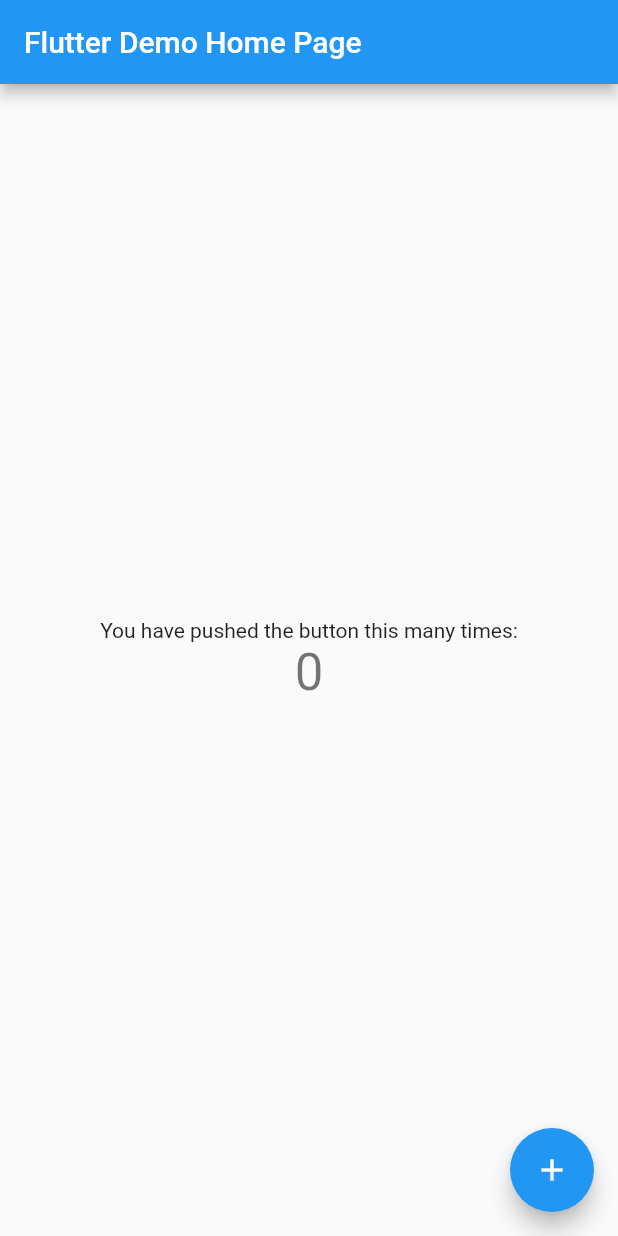
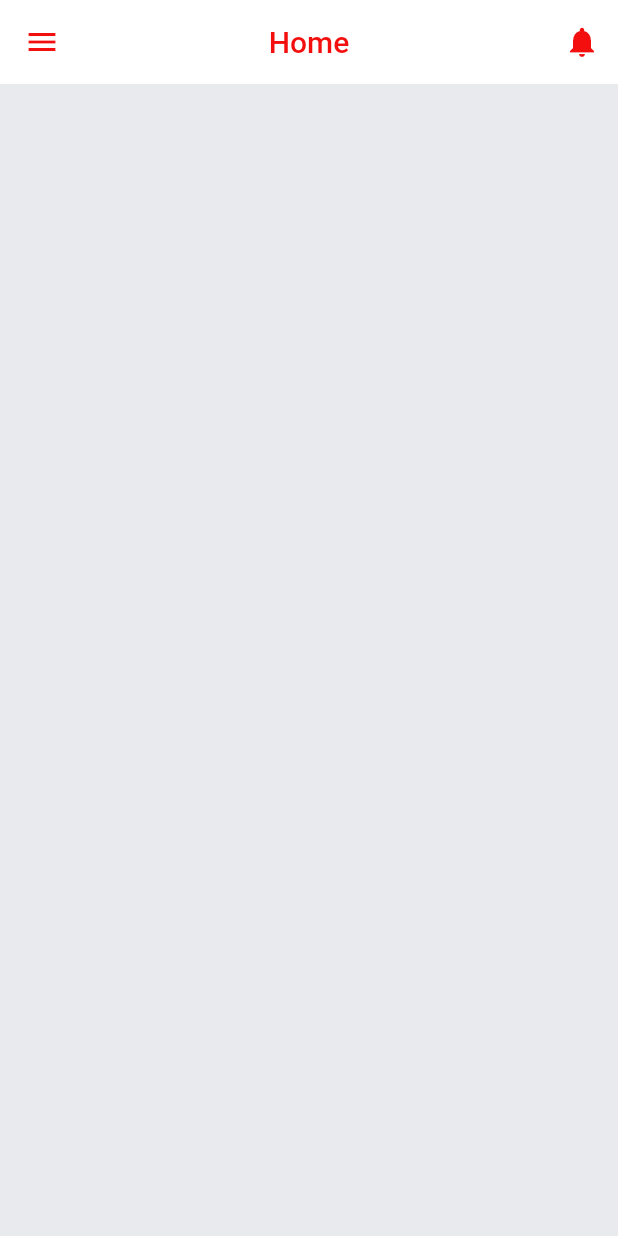
Before and after one commit to madimakym/flutter-catalogue, a Flutter app: the screen it shows after launch, on a phone screen of 412 x 824 dp. Run offline on Flutter 3.47's test engine with Material 2 defaults, Android fonts, the phone set to English and light mode, and no system bars; Roboto replaces fonts that are missing (Schyler).

Commit message:
drawer navigation

```diff
--- a/lib/main.dart
+++ b/lib/main.dart
@@ -1,113 +1,15 @@
 import 'package:flutter/material.dart';
+import 'package:flutter_catalogue/page/drawerPage.dart';
 
 void main() {
   runApp(MyApp());
 }
 
 class MyApp extends StatelessWidget {
-  // This widget is the root of your application.
   @override
   Widget build(BuildContext context) {
     return MaterialApp(
-      title: 'Flutter Demo',
-      theme: ThemeData(
-        // This is the theme of your application.
-        //
-        // Try running your application with "flutter run". You'll see the
-        // application has a blue toolbar. Then, without quitting the app, try
-        // changing the primarySwatch below to Colors.green and then invoke
-        // "hot reload" (press "r" in the console where you ran "flutter run",
-        // or simply save your changes to "hot reload" in a Flutter IDE).
-        // Notice that the counter didn't reset back to zero; the application
-        // is not restarted.
-        primarySwatch: Colors.blue,
-      ),
-      home: MyHomePage(title: 'Flutter Demo Home Page'),
+      home: DrawerPage(),
     );
   }
 }
-
-class MyHomePage extends StatefulWidget {
-  MyHomePage({Key key, this.title}) : super(key: key);
-
-  // This widget is the home page of your application. It is stateful, meaning
-  // that it has a State object (defined below) that contains fields that affect
-  // how it looks.
-
-  // This class is the configuration for the state. It holds the values (in this
-  // case the title) provided by the parent (in this case the App widget) and
-  // used by the build method of the State. Fields in a Widget subclass are
-  // always marked "final".
-
-  final String title;
-
-  @override
-  _MyHomePageState createState() => _MyHomePageState();
-}
-
-class _MyHomePageState extends State<MyHomePage> {
-  int _counter = 0;
-
-  void _incrementCounter() {
-    setState(() {
-      // This call to setState tells the Flutter framework that something has
-      // changed in this State, which causes it to rerun the build method below
-      // so that the display can reflect the updated values. If we changed
-      // _counter without calling setState(), then the build method would not be
-      // called again, and so nothing would appear to happen.
-      _counter++;
-    });
-  }
-
-  @override
-  Widget build(BuildContext context) {
-    // This method is rerun every time setState is called, for instance as done
-    // by the _incrementCounter method above.
-    //
-    // The Flutter framework has been optimized to make rerunning build methods
-    // fast, so that you can just rebuild anything that needs updating rather
-    // than having to individually change instances of widgets.
-    return Scaffold(
-      appBar: AppBar(
-        // Here we take the value from the MyHomePage object that was created by
-        // the App.build method, and use it to set our appbar title.
-        title: Text(widget.title),
-      ),
-      body: Center(
-        // Center is a layout widget. It takes a single child and positions it
-        // in the middle of the parent.
-        child: Column(
-          // Column is also a layout widget. It takes a list of children and
-          // arranges them vertically. By default, it sizes itself to fit its
-          // children horizontally, and tries to be as tall as its parent.
-          //
-          // Invoke "debug painting" (press "p" in the console, choose the
-          // "Toggle Debug Paint" action from the Flutter Inspector in Android
-          // Studio, or the "Toggle Debug Paint" command in Visual Studio Code)
-          // to see the wireframe for each widget.
-          //
-          // Column has various properties to control how it sizes itself and
-          // how it positions its children. Here we use mainAxisAlignment to
-          // center the children vertically; the main axis here is the vertical
-          // axis because Columns are vertical (the cross axis would be
-          // horizontal).
-          mainAxisAlignment: MainAxisAlignment.center,
-          children: <Widget>[
-            Text(
-              'You have pushed the button this many times:',
-            ),
-            Text(
-              '$_counter',
-              style: Theme.of(context).textTheme.headline4,
-            ),
-          ],
-        ),
-      ),
-      floatingActionButton: FloatingActionButton(
-        onPressed: _incrementCounter,
-        tooltip: 'Increment',
-        child: Icon(Icons.add),
-      ), // This trailing comma makes auto-formatting nicer for build methods.
-    );
-  }
-}
--- /dev/null
+++ b/lib/page/drawerPage.dart
@@ -0,0 +1,112 @@
+import 'package:flutter/material.dart';
+import 'package:flutter_catalogue/page/favorisPage.dart';
+import 'package:flutter_catalogue/page/notificationPage.dart';
+import 'package:flutter_catalogue/utils/colors.dart';
+
+import 'homePage.dart';
+
+class DrawerItem {
+  String title;
+  IconData icon;
+  DrawerItem(this.title, this.icon);
+  bool divider;
+  String dividerText;
+}
+
+class DrawerPage extends StatefulWidget {
+  final drawerItems = [
+    DrawerItem("Home", Icons.home),
+    DrawerItem("Favoris", Icons.favorite),
+    DrawerItem("Notifications", Icons.notifications),
+  ];
+  @override
+  State<StatefulWidget> createState() {
+    return new DrawerPageState();
+  }
+}
+
+class DrawerPageState extends State<DrawerPage> {
+  Size screenSizes;
+  double cwidth;
+  int _selectedDrawerIndex = 0;
+
+  _getDrawerItemWidget(int pos) {
+    switch (pos) {
+      case 0:
+        return HomePage();
+      case 1:
+        return FavorisPage();
+      case 2:
+        return NotificationPage();
+    }
+  }
+
+  _onSelectItem(int index) {
+    setState(() => _selectedDrawerIndex = index);
+    Navigator.of(context).pop();
+  }
+
+  @override
+  Widget build(BuildContext context) {
+    cwidth = MediaQuery.of(context).size.width * 0.8;
+    this.screenSizes = MediaQuery.of(context).size;
+    List<Widget> drawerOptions = [];
+    for (var i = 0; i < widget.drawerItems.length; i++) {
+      var d = widget.drawerItems[i];
+      drawerOptions.add(Container(
+        child: ListTile(
+          leading: new Icon(
+            d.icon,
+            color: AppColors.blackColor,
+          ),
+          title: new Text(
+            d.title,
+            style: TextStyle(color: AppColors.blackColor),
+          ),
+          onTap: () => _onSelectItem(i),
+        ),
+      ));
+    }
+    return Scaffold(
+      drawer: Theme(
+        data: new ThemeData(
+          canvasColor: AppColors.whiteColor,
+        ),
+        child: new Drawer(
+          child: Column(
+            children: <Widget>[
+              SizedBox(
+                height: 250.0,
+                child: DrawerHeader(
+                  child: Column(
+                    children: <Widget>[
+                      SizedBox(height: 10.0),
+                      Column(
+                        children: <Widget>[
+                          Row(
+                            mainAxisAlignment: MainAxisAlignment.spaceBetween,
+                            crossAxisAlignment: CrossAxisAlignment.center,
+                          ),
+                        ],
+                      ),
+                    ],
+                  ),
+                  decoration: BoxDecoration(
+                    color: AppColors.greyColor,
+                  ),
+                ),
+              ),
+              Column(children: drawerOptions),
+              Divider(color: AppColors.greyColor),
+              // ListTile(
+              //     title: Text(
+              //   'by makymadi',
+              // )),
+            ],
+          ),
+        ),
+      ),
+      body: _getDrawerItemWidget(_selectedDrawerIndex),
+    );
+  }
+}
--- /dev/null
+++ b/lib/page/homePage.dart
@@ -0,0 +1,41 @@
+import 'package:flutter/material.dart';
+import 'package:flutter_catalogue/utils/colors.dart';
+
+class HomePage extends StatefulWidget {
+  @override
+  _HomePageState createState() => _HomePageState();
+}
+
+class _HomePageState extends State<HomePage> {
+  @override
+  Widget build(BuildContext context) {
+    return Scaffold(
+      appBar: AppBar(
+        backgroundColor: Colors.white,
+        elevation: 0.0,
+        centerTitle: true,
+        leading: IconButton(
+            icon: Icon(Icons.menu, color: AppColors.redColor),
+            onPressed: () {
+              Scaffold.of(context).openDrawer();
+            }),
+        title: Text(
+          'Home',
+          style: TextStyle(
+              fontFamily: 'Schyler', fontSize: 20.0, color: AppColors.redColor),
+        ),
+        actions: <Widget>[
+          IconButton(
+              icon: Icon(Icons.notifications, color: AppColors.redColor),
+              onPressed: () {}),
+        ],
+      ),
+      body: Stack(children: <Widget>[
+        Container(
+            decoration: BoxDecoration(color: AppColors.greyColor),
+            height: double.infinity,
+            width: double.infinity)
+      ]),
+    );
+  }
+}
--- /dev/null
+++ b/lib/utils/colors.dart
@@ -0,0 +1,9 @@
+import 'package:flutter/material.dart';
+
+class AppColors {
+  static const primaryDarkColor = Color(0xFF3b92a);
+  static const redColor = Color.fromRGBO(243, 015, 014, 1);
+  static const greyColor = Color.fromRGBO(232, 234, 238, 1);
+  static const whiteColor = Color.fromRGBO(255, 255, 255, 1);
+  static const blackColor = Color.fromRGBO(0, 0, 0, 1);
+}
```
Also changed, not shown: lib/page/detailPage.dart (added, +18 -0 lines), lib/page/favorisPage.dart (added, +41 -0 lines), lib/page/notificationPage.dart (added, +36 -0 lines).
